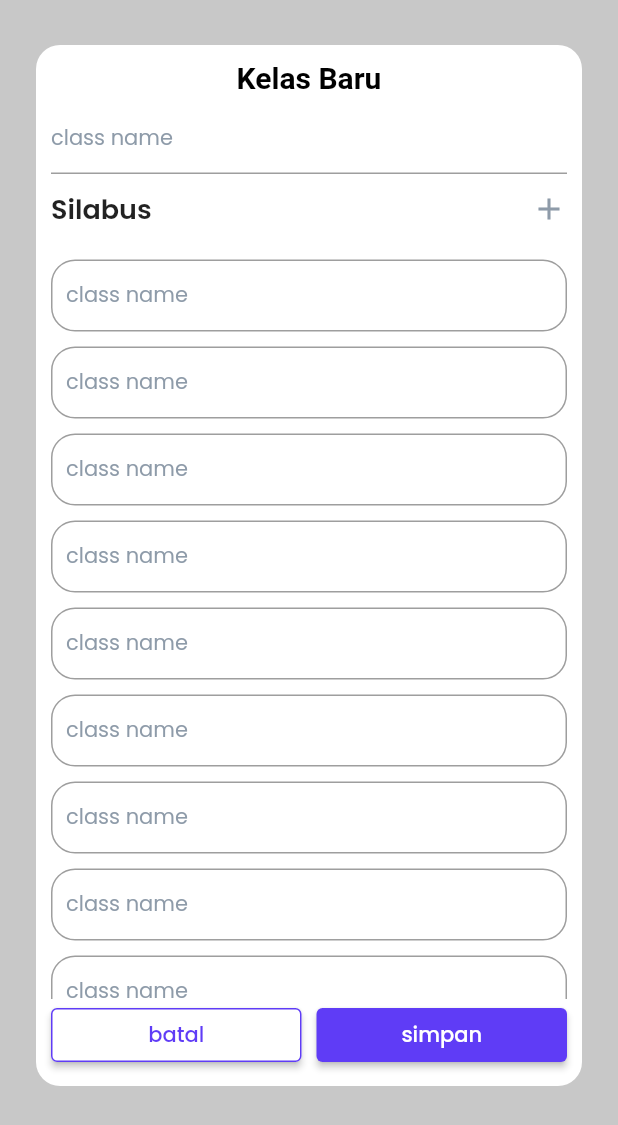
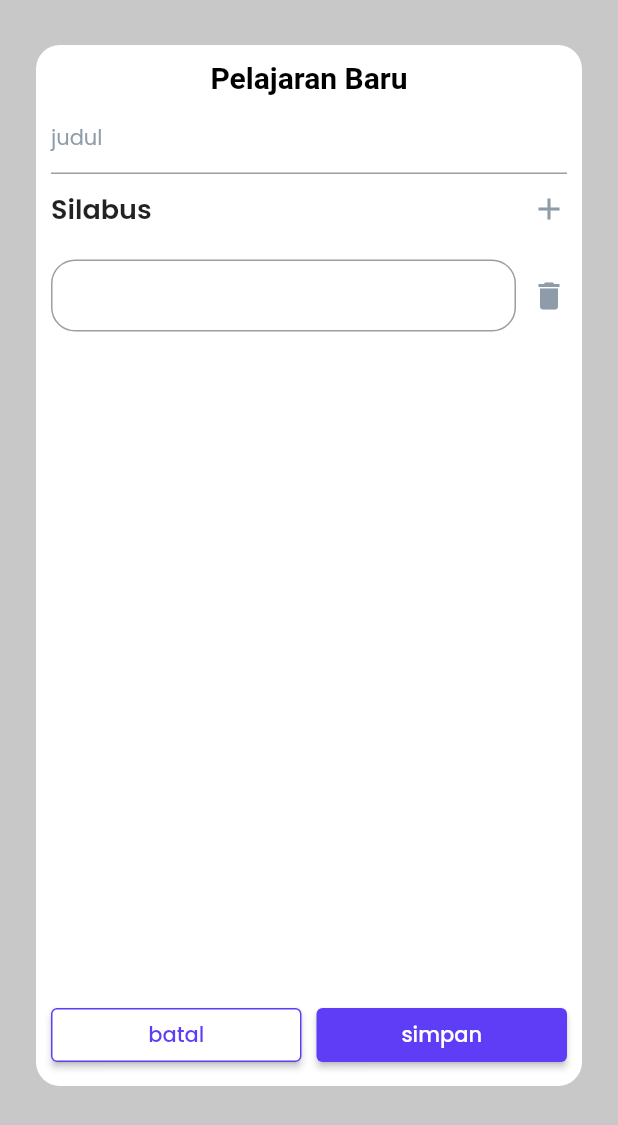
Before and after one commit to yongkisettiawan/optima, a Flutter app: the FloatingWidget widget shown alone on an empty page, opened directly with empty values, after a tap on the "add" icon, on a phone screen of 412 x 824 dp. Shown: the top 1125 px of the screen. Run offline on Flutter 3.47's test engine with Material 2 defaults, Android fonts, the light colour scheme and no system bars; our stand-ins replace google_fonts.

Commit message:
menambahkan tambah & hapus silabus

```diff
--- /dev/null
+++ b/lib/widgets/custom_text_form_file.dart
@@ -0,0 +1,59 @@
+import 'package:flutter/material.dart';
+
+import '../shared/theme.dart';
+
+class CustomTextFormFile extends StatelessWidget {
+  final VoidCallback deleteCallback;
+
+  const CustomTextFormFile({
+    Key? key,
+    required this.deleteCallback,
+  }) : super(key: key);
+
+  @override
+  Widget build(BuildContext context) {
+    return Container(
+      margin: const EdgeInsets.only(top: 10),
+      child: Row(
+        children: [
+          Expanded(
+            child: TextFormField(
+              decoration: InputDecoration(
+                contentPadding: const EdgeInsets.symmetric(
+                  horizontal: 10,
+                  vertical: 0,
+                ),
+                hintText: '',
+                hintStyle: textStyle.copyWith(
+                  color: kGreyTextColor,
+                  fontSize: 14,
+                ),
+                border: OutlineInputBorder(
+                  borderRadius: BorderRadius.circular(defaultRadius),
+                ),
+                focusedBorder: OutlineInputBorder(
+                  borderRadius: BorderRadius.circular(
+                    defaultRadius,
+                  ),
+                  borderSide: BorderSide(
+                    color: kPrimaryColor,
+                  ),
+                ),
+              ),
+            ),
+          ),
+          const SizedBox(
+            width: 10,
+          ),
+          IconButton(
+            onPressed: deleteCallback,
+            icon: Icon(Icons.delete, color: kGreyTextColor),
+            splashRadius: 24,
+            padding: EdgeInsets.zero,
+            constraints: BoxConstraints(),
+          ),
+        ],
+      ),
+    );
+  }
+}
--- a/lib/widgets/floating_widget.dart
+++ b/lib/widgets/floating_widget.dart
@@ -2,7 +2,7 @@ import 'dart:ui';
 
 import 'package:flutter/material.dart';
 import 'package:optima/shared/theme.dart';
-import 'package:optima/widgets/text_form_file.dart';
+import 'package:optima/widgets/custom_text_form_file.dart';
 
 class FloatingWidget extends StatefulWidget {
   final VoidCallback hideCallback;
@@ -14,6 +14,26 @@ class FloatingWidget extends StatefulWidget {
 }
 
 class _FloatingWidgetState extends State<FloatingWidget> {
+  final List<CustomTextFormFile> _customTextFormFiles = [];
+
+  void _addCustomTextFormFile() {
+    setState(() {
+      _customTextFormFiles.add(
+        CustomTextFormFile(
+          deleteCallback: () {
+            _removeCustomTextFormFile();
+          },
+        ),
+      );
+    });
+  }
+
+  void _removeCustomTextFormFile() {
+    setState(() {
+      _customTextFormFiles.removeLast();
+    });
+  }
+
   @override
   Widget build(BuildContext context) {
     return Stack(
@@ -44,7 +64,7 @@ class _FloatingWidgetState extends State<FloatingWidget> {
               children: [
                 const Center(
                   child: Text(
-                    'Kelas Baru',
+                    'Pelajaran Baru',
                     style: TextStyle(
                       fontSize: 20,
                       fontWeight: FontWeight.bold,
@@ -61,7 +81,7 @@ class _FloatingWidgetState extends State<FloatingWidget> {
                       TextFormField(
                         decoration: InputDecoration(
                           // contentPadding: const EdgeInsets.symmetric(horizontal: 10),
-                          hintText: 'class name',
+                          hintText: 'judul',
                           hintStyle: textStyle.copyWith(
                             color: kGreyTextColor,
                             fontSize: 14,
@@ -74,7 +94,7 @@ class _FloatingWidgetState extends State<FloatingWidget> {
                         ),
                       ),
                       Container(
-                        margin: EdgeInsets.symmetric(vertical: 10),
+                        margin: const EdgeInsets.symmetric(vertical: 10),
                         child: Row(
                           mainAxisAlignment: MainAxisAlignment.spaceBetween,
                           children: [
@@ -86,9 +106,7 @@ class _FloatingWidgetState extends State<FloatingWidget> {
                               ),
                             ),
                             IconButton(
-                              onPressed: () {
-                                // aksi saat tombol tambah ditekan
-                              },
+                              onPressed: _addCustomTextFormFile,
                               icon: Icon(Icons.add, color: kGreyTextColor),
                               splashRadius: 24,
                               padding: EdgeInsets.zero,
@@ -97,24 +115,10 @@ class _FloatingWidgetState extends State<FloatingWidget> {
                           ],
                         ),
                       ),
-                      const CustomTextFormFile(),
-                      const CustomTextFormFile(),
-                      const CustomTextFormFile(),
-                      const CustomTextFormFile(),
-                      const CustomTextFormFile(),
-                      const CustomTextFormFile(),
-                      const CustomTextFormFile(),
-                      const CustomTextFormFile(),
-                      const CustomTextFormFile(),
-                      const CustomTextFormFile(),
+                      ..._customTextFormFiles,
                     ],
                   ),
                 ),
-
-                // const SizedBox(height: 20),
-                // const Expanded(
-                //   child: SizedBox(),
-                // ),
                 Row(
                   mainAxisAlignment: MainAxisAlignment.spaceAround,
                   children: [
--- a/lib/widgets/text_form_file.dart
+++ /dev/null
@@ -1,38 +0,0 @@
-import 'package:flutter/material.dart';
-
-import '../shared/theme.dart';
-
-class CustomTextFormFile extends StatelessWidget {
-  const CustomTextFormFile({Key? key}) : super(key: key);
-
-  @override
-  Widget build(BuildContext context) {
-    return Container(
-      margin: const EdgeInsets.only(top: 10),
-      child: TextFormField(
-        decoration: InputDecoration(
-          contentPadding: const EdgeInsets.symmetric(
-            horizontal: 10,
-            vertical: 0,
-          ),
-          hintText: 'class name',
-          hintStyle: textStyle.copyWith(
-            color: kGreyTextColor,
-            fontSize: 14,
-          ),
-          border: OutlineInputBorder(
-            borderRadius: BorderRadius.circular(defaultRadius),
-          ),
-          focusedBorder: OutlineInputBorder(
-            borderRadius: BorderRadius.circular(
-              defaultRadius,
-            ),
-            borderSide: BorderSide(
-              color: kPrimaryColor,
-            ),
-          ),
-        ),
-      ),
-    );
-  }
-}
```
